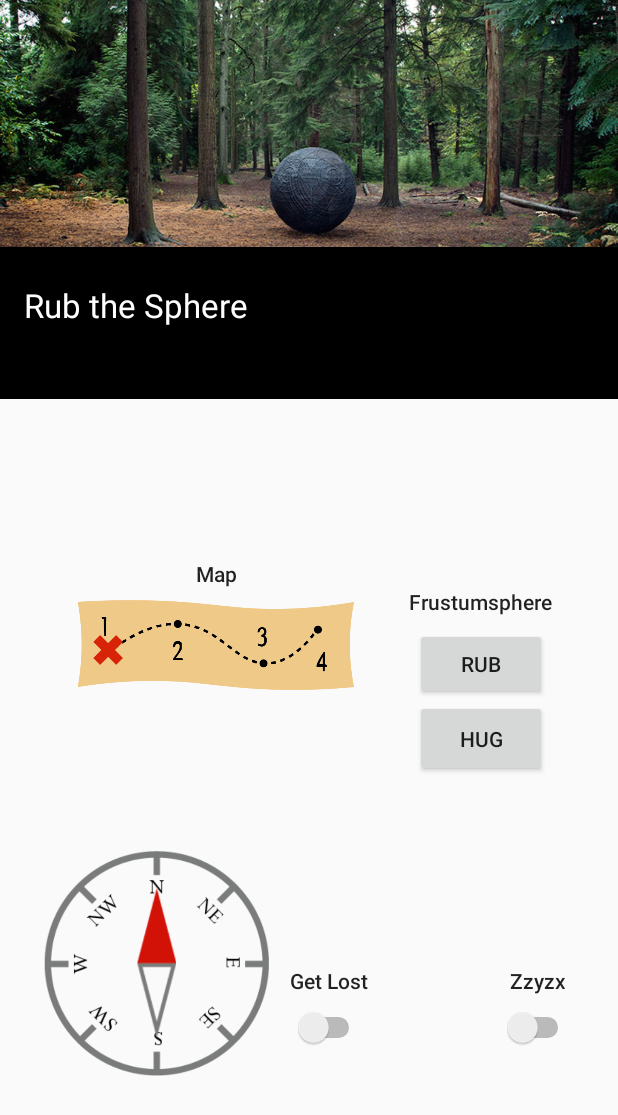
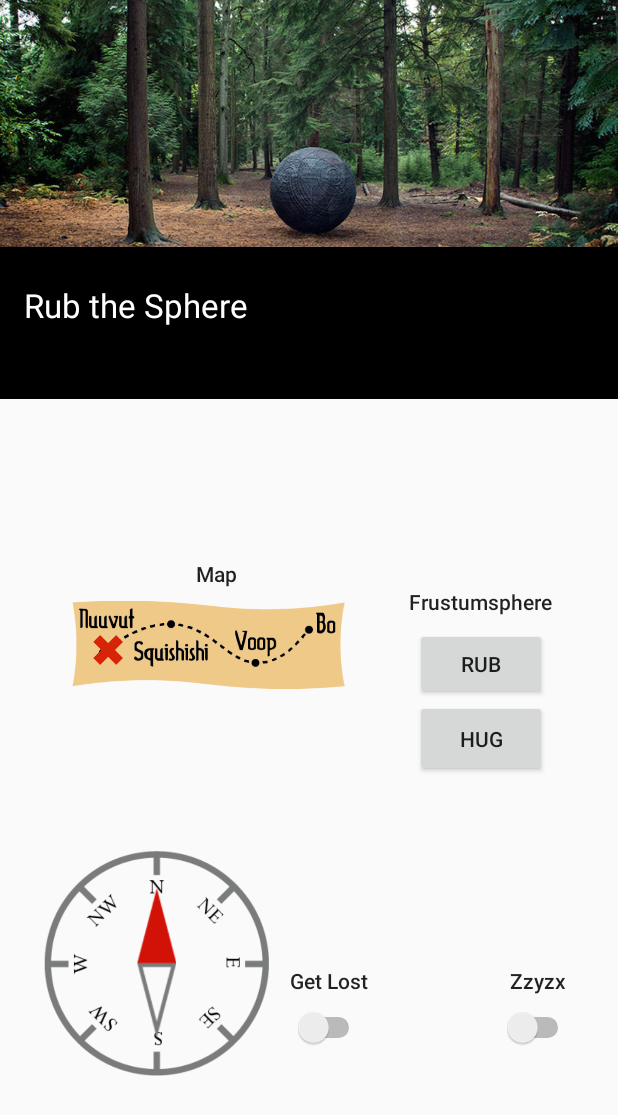
Before and after one commit to cathywang2748/DangerParty, an Android app: the layout level1a.xml on its own in the app's theme, with its tools: preview values and no code run, on a phone screen of 412 x 824 dp. Shown: the top 1115 px of the screen. Run offline under Robolectric (Android 15) with nearby library versions, the phone set to English and light mode, and no system bars.

Commit message:
files added

```diff
--- a/app/src/main/AndroidManifest.xml
+++ b/app/src/main/AndroidManifest.xml
@@ -17,6 +17,8 @@
             </intent-filter>
         </activity>
         <activity android:name=".SetUpActivity"/>
+        <activity android:name=".GameActivity"/>
+        <activity android:name=".EndGameActivity"/>
     </application>
 
 </manifest>
--- /dev/null
+++ b/app/src/main/res/layout/activity_end_game.xml
@@ -0,0 +1,6 @@
+<?xml version="1.0" encoding="utf-8"?>
+<android.support.constraint.ConstraintLayout
+    xmlns:android="http://schemas.android.com/apk/res/android" android:layout_width="match_parent"
+    android:layout_height="match_parent">
+
+</android.support.constraint.ConstraintLayout>
--- /dev/null
+++ b/app/src/main/res/layout/activity_game.xml
@@ -0,0 +1,6 @@
+<?xml version="1.0" encoding="utf-8"?>
+<android.support.constraint.ConstraintLayout
+    xmlns:android="http://schemas.android.com/apk/res/android" android:layout_width="match_parent"
+    android:layout_height="match_parent">
+
+</android.support.constraint.ConstraintLayout>
--- a/app/src/main/res/layout/level1a.xml
+++ b/app/src/main/res/layout/level1a.xml
@@ -4,12 +4,6 @@
     xmlns:tools="http://schemas.android.com/tools"
     android:layout_width="match_parent"
     android:layout_height="match_parent">
-
-    <TextView
-        android:id="@+id/textView4"
-        android:layout_width="wrap_content"
-        android:layout_height="wrap_content"
-        android:text="notch.png" />
 
     <ImageView
         android:id="@+id/imageView_cover"
--- a/app/src/main/res/layout/level1b.xml
+++ b/app/src/main/res/layout/level1b.xml
@@ -4,12 +4,6 @@
     xmlns:tools="http://schemas.android.com/tools"
     android:layout_width="match_parent"
     android:layout_height="match_parent">
-
-    <TextView
-        android:id="@+id/textView4"
-        android:layout_width="wrap_content"
-        android:layout_height="wrap_content"
-        android:text="notch.png" />
 
     <ImageView
         android:id="@+id/imageView_cover"
```
Also changed, not shown: app/src/main/java/com/kaplanteam/cathy/dangerparty/EndGameActivity.java (added, +20 -0 lines), app/src/main/java/com/kaplanteam/cathy/dangerparty/GameActivity.java (added, +20 -0 lines), app/src/main/res/drawable/map.png.
